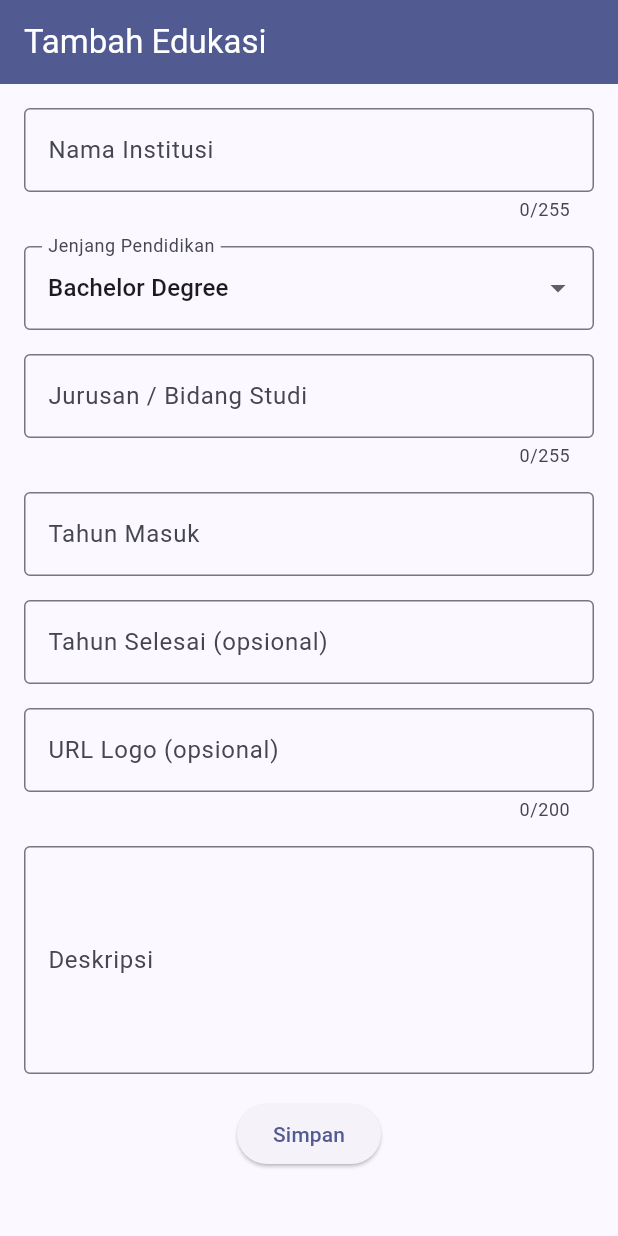
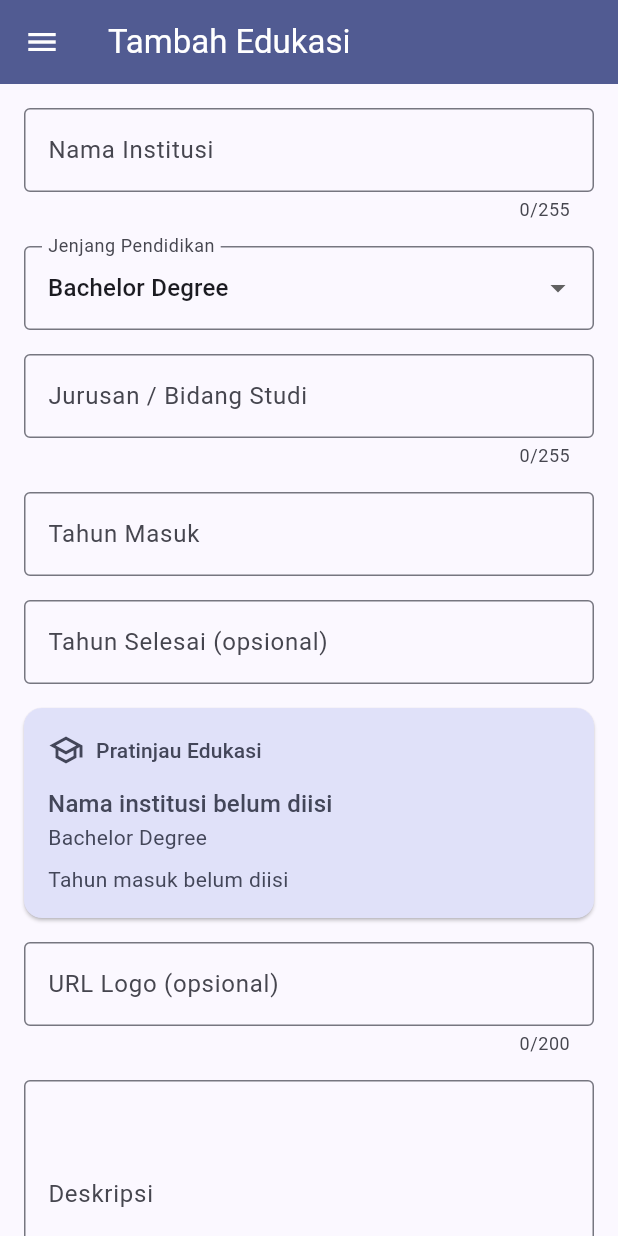
Before and after one commit to fatmawidya/myportofolio_mobile, a Flutter app: the screen it shows after launch, in the side drawer, after a tap on "Add Education", on a phone screen of 412 x 824 dp. Run offline on Flutter 3.47's test engine with Material 3 defaults, Android fonts, the phone set to English and light mode, and no system bars; our stand-ins replace material_ui.

Commit message:
feat: add live education preview and tested validators
Update the preview as form values change, validate year order and logo URLs, and reuse the drawer on the education screen.

Cover preview updates, invalid input, the summary dialog, and navigation with Flutter tests.

```diff
--- a/lib/screens/education_form.dart
+++ b/lib/screens/education_form.dart
@@ -1,4 +1,7 @@
 import 'package:material_ui/material_ui.dart';
+import 'package:myportofolio_mobile/validators/education_validators.dart';
+import 'package:myportofolio_mobile/widgets/education_preview_card.dart';
+import 'package:myportofolio_mobile/widgets/left_drawer.dart';
 
 class EducationFormPage extends StatefulWidget {
   const EducationFormPage({super.key});
@@ -15,6 +18,15 @@ class _EducationFormPageState extends State<EducationFormPage> {
   final _endYearController = TextEditingController();
   final _thumbnailController = TextEditingController();
   final _descriptionController = TextEditingController();
+  final _degree = ValueNotifier('bachelor');
+
+  late final _previewChanges = Listenable.merge([
+    _institutionController,
+    _degree,
+    _fieldOfStudyController,
+    _startYearController,
+    _endYearController,
+  ]);
 
   static const _degreeOptions = {
     'elementary': 'Elementary School',
@@ -25,7 +37,10 @@ class _EducationFormPageState extends State<EducationFormPage> {
     'doctoral': 'Doctoral Degree',
   };
 
-  String _degree = 'bachelor';
+  static final _htmlTags = RegExp(r'<!--[\s\S]*?-->|</?[a-zA-Z][^>]*>');
+
+  String _plainText(String? value) =>
+      (value ?? '').replaceAll(_htmlTags, '').trim();
 
   @override
   void dispose() {
@@ -35,6 +50,7 @@ class _EducationFormPageState extends State<EducationFormPage> {
     _endYearController.dispose();
     _thumbnailController.dispose();
     _descriptionController.dispose();
+    _degree.dispose();
     super.dispose();
   }
 
@@ -43,6 +59,7 @@ class _EducationFormPageState extends State<EducationFormPage> {
       return;
     }
 
+    FocusScope.of(context).unfocus();
     final endYear = _endYearController.text.trim();
     final logoUrl = _thumbnailController.text.trim();
 
@@ -56,15 +73,15 @@ class _EducationFormPageState extends State<EducationFormPage> {
               crossAxisAlignment: CrossAxisAlignment.start,
               mainAxisSize: MainAxisSize.min,
               children: [
-                Text('Institusi: ${_institutionController.text.trim()}'),
-                Text('Jenjang: ${_degreeOptions[_degree]}'),
-                Text('Jurusan: ${_fieldOfStudyController.text.trim()}'),
+                Text('Institusi: ${_plainText(_institutionController.text)}'),
+                Text('Jenjang: ${_degreeOptions[_degree.value]}'),
+                Text('Jurusan: ${_plainText(_fieldOfStudyController.text)}'),
                 Text('Tahun Masuk: ${_startYearController.text.trim()}'),
                 Text(
                   'Tahun Selesai: ${endYear.isEmpty ? 'Belum selesai' : endYear}',
                 ),
                 Text('URL Logo: ${logoUrl.isEmpty ? 'Tidak diisi' : logoUrl}'),
-                Text('Deskripsi: ${_descriptionController.text.trim()}'),
+                Text('Deskripsi: ${_plainText(_descriptionController.text)}'),
               ],
             ),
           ),
@@ -87,6 +104,7 @@ class _EducationFormPageState extends State<EducationFormPage> {
         backgroundColor: Theme.of(context).colorScheme.primary,
         foregroundColor: Colors.white,
       ),
+      drawer: const LeftDrawer(),
       body: Form(
         key: _formKey,
         child: SingleChildScrollView(
@@ -102,7 +120,7 @@ class _EducationFormPageState extends State<EducationFormPage> {
                   border: OutlineInputBorder(),
                 ),
                 validator: (value) {
-                  if (value == null || value.trim().isEmpty) {
+                  if (_plainText(value).isEmpty) {
                     return 'Nama institusi tidak boleh kosong!';
                   }
                   return null;
@@ -110,7 +128,7 @@ class _EducationFormPageState extends State<EducationFormPage> {
               ),
               const SizedBox(height: 16),
               DropdownButtonFormField<String>(
-                initialValue: _degree,
+                initialValue: _degree.value,
                 isExpanded: true,
                 decoration: const InputDecoration(
                   labelText: 'Jenjang Pendidikan',
@@ -124,9 +142,7 @@ class _EducationFormPageState extends State<EducationFormPage> {
                 }).toList(),
                 onChanged: (value) {
                   if (value != null) {
-                    setState(() {
-                      _degree = value;
-                    });
+                    _degree.value = value;
                   }
                 },
               ),
@@ -139,7 +155,7 @@ class _EducationFormPageState extends State<EducationFormPage> {
                   border: OutlineInputBorder(),
                 ),
                 validator: (value) {
-                  if (value == null || value.trim().isEmpty) {
+                  if (_plainText(value).isEmpty) {
                     return 'Jurusan atau bidang studi tidak boleh kosong!';
                   }
                   return null;
@@ -153,18 +169,7 @@ class _EducationFormPageState extends State<EducationFormPage> {
                   labelText: 'Tahun Masuk',
                   border: OutlineInputBorder(),
                 ),
-                validator: (value) {
-                  final input = value?.trim() ?? '';
-                  if (input.isEmpty) {
-                    return 'Tahun masuk wajib diisi.';
-                  }
-
-                  final year = int.tryParse(input, radix: 10);
-                  if (year == null || year < 1 || year > 9999) {
-                    return 'Masukkan tahun antara 1 dan 9999.';
-                  }
-                  return null;
-                },
+                validator: validateEducationStartYear,
               ),
               const SizedBox(height: 16),
               TextFormField(
@@ -174,52 +179,33 @@ class _EducationFormPageState extends State<EducationFormPage> {
                   labelText: 'Tahun Selesai (opsional)',
                   border: OutlineInputBorder(),
                 ),
-                validator: (value) {
-                  final input = value?.trim() ?? '';
-                  if (input.isEmpty) {
-                    return null;
-                  }
-
-                  final endYear = int.tryParse(input, radix: 10);
-                  if (endYear == null || endYear < 1 || endYear > 9999) {
-                    return 'Masukkan tahun antara 1 dan 9999.';
-                  }
-
-                  final startYear = int.tryParse(
-                    _startYearController.text.trim(),
-                    radix: 10,
-                  );
-                  if (startYear != null && endYear < startYear) {
-                    return 'Tahun selesai tidak boleh sebelum tahun masuk.';
-                  }
-                  return null;
-                },
+                validator: (value) => validateEducationEndYear(
+                  value,
+                  startYear: _startYearController.text,
+                ),
+              ),
+              const SizedBox(height: 16),
+              ListenableBuilder(
+                listenable: _previewChanges,
+                builder: (context, child) => EducationPreviewCard(
+                  institution: _plainText(_institutionController.text),
+                  degree: _degreeOptions[_degree.value]!,
+                  fieldOfStudy: _plainText(_fieldOfStudyController.text),
+                  startYear: _startYearController.text.trim(),
+                  endYear: _endYearController.text.trim(),
+                ),
               ),
               const SizedBox(height: 16),
               TextFormField(
                 controller: _thumbnailController,
                 keyboardType: TextInputType.url,
-                maxLength: 200,
+                maxLength: educationLogoUrlMaxLength,
                 decoration: const InputDecoration(
                   labelText: 'URL Logo (opsional)',
                   hintText: 'https://example.com/logo.png',
                   border: OutlineInputBorder(),
                 ),
-                validator: (value) {
-                  final input = value?.trim() ?? '';
-                  if (input.isEmpty) {
-                    return null;
-                  }
-
-                  final uri = Uri.tryParse(input);
-                  if (uri == null ||
-                      (uri.scheme != 'http' && uri.scheme != 'https') ||
-                      uri.host.isEmpty ||
-                      RegExp(r'\s').hasMatch(input)) {
-                    return 'Masukkan URL logo yang valid (HTTP atau HTTPS).';
-                  }
-                  return null;
-                },
+                validator: validateEducationLogoUrl,
               ),
               const SizedBox(height: 16),
               TextFormField(
@@ -230,10 +216,7 @@ class _EducationFormPageState extends State<EducationFormPage> {
                   border: OutlineInputBorder(),
                 ),
                 validator: (value) {
-                  final text = (value ?? '')
-                      .replaceAll(RegExp(r'<[^>]+>'), '')
-                      .trim();
-                  if (text.isEmpty) {
+                  if (_plainText(value).isEmpty) {
                     return 'Deskripsi wajib diisi.';
                   }
                   return null;
--- /dev/null
+++ b/lib/widgets/education_preview_card.dart
@@ -0,0 +1,75 @@
+import 'package:material_ui/material_ui.dart';
+
+class EducationPreviewCard extends StatelessWidget {
+  const EducationPreviewCard({
+    super.key,
+    required this.institution,
+    required this.degree,
+    required this.fieldOfStudy,
+    required this.startYear,
+    required this.endYear,
+  });
+
+  final String institution;
+  final String degree;
+  final String fieldOfStudy;
+  final String startYear;
+  final String endYear;
+
+  @override
+  Widget build(BuildContext context) {
+    final theme = Theme.of(context);
+    final colors = theme.colorScheme;
+    final foreground = colors.onSecondaryContainer;
+
+    return Card(
+      margin: EdgeInsets.zero,
+      color: colors.secondaryContainer,
+      child: Padding(
+        padding: const EdgeInsets.all(16),
+        child: Column(
+          crossAxisAlignment: CrossAxisAlignment.start,
+          children: [
+            Row(
+              children: [
+                Icon(Icons.school_outlined, color: foreground),
+                const SizedBox(width: 8),
+                Expanded(
+                  child: Text(
+                    'Pratinjau Edukasi',
+                    style: theme.textTheme.titleSmall?.copyWith(
+                      color: foreground,
+                    ),
+                  ),
+                ),
+              ],
+            ),
+            const SizedBox(height: 12),
+            Text(
+              institution.isEmpty ? 'Nama institusi belum diisi' : institution,
+              style: theme.textTheme.titleMedium?.copyWith(color: foreground),
+            ),
+            Text(
+              fieldOfStudy.isEmpty ? degree : '$degree · $fieldOfStudy',
+              style: TextStyle(color: foreground),
+            ),
+            const SizedBox(height: 8),
+            Text(
+              startYear.isEmpty
+                  ? 'Tahun masuk belum diisi'
+                  : endYear.isEmpty
+                  ? 'Sejak $startYear'
+                  : '$startYear–$endYear',
+              style: TextStyle(color: foreground),
+            ),
+            if (startYear.isNotEmpty && endYear.isEmpty)
+              Text(
+                'Sedang menempuh pendidikan',
+                style: theme.textTheme.labelLarge?.copyWith(color: foreground),
+              ),
+          ],
+        ),
+      ),
+    );
+  }
+}
```
Also changed, not shown: lib/validators/education_validators.dart (added, +73 -0 lines), 3 other files.
